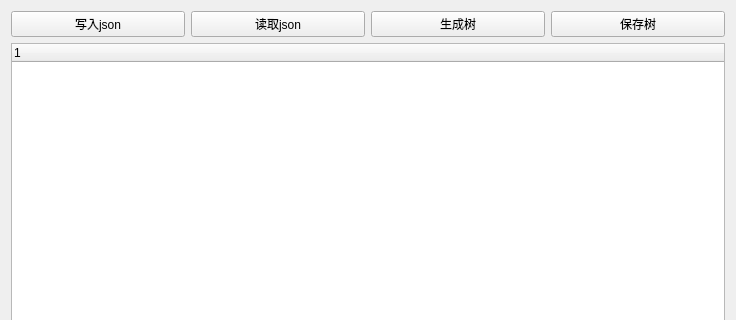
Old version of the form src/AlphaTreeDemo/MainWidget.ui in the repository baulhpthiag/AlphaQtDemo; both pictures show x 0 to 736 and y 0 to 320 of the 736 by 672 pixel window.
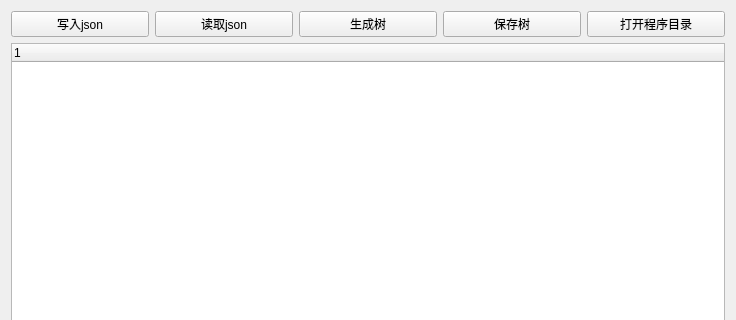
New version of the form.

Diff of the .ui file:
```diff
--- a/src/AlphaTreeDemo/MainWidget.ui
+++ b/src/AlphaTreeDemo/MainWidget.ui
@@ -44,6 +44,13 @@
        </property>
       </widget>
      </item>
+     <item>
+      <widget class="QPushButton" name="openProgramDirButton">
+       <property name="text">
+        <string>打开程序目录</string>
+       </property>
+      </widget>
+     </item>
     </layout>
    </item>
    <item>
```
Left out of the diff: 25 changed lines with no effect on the pictures.
